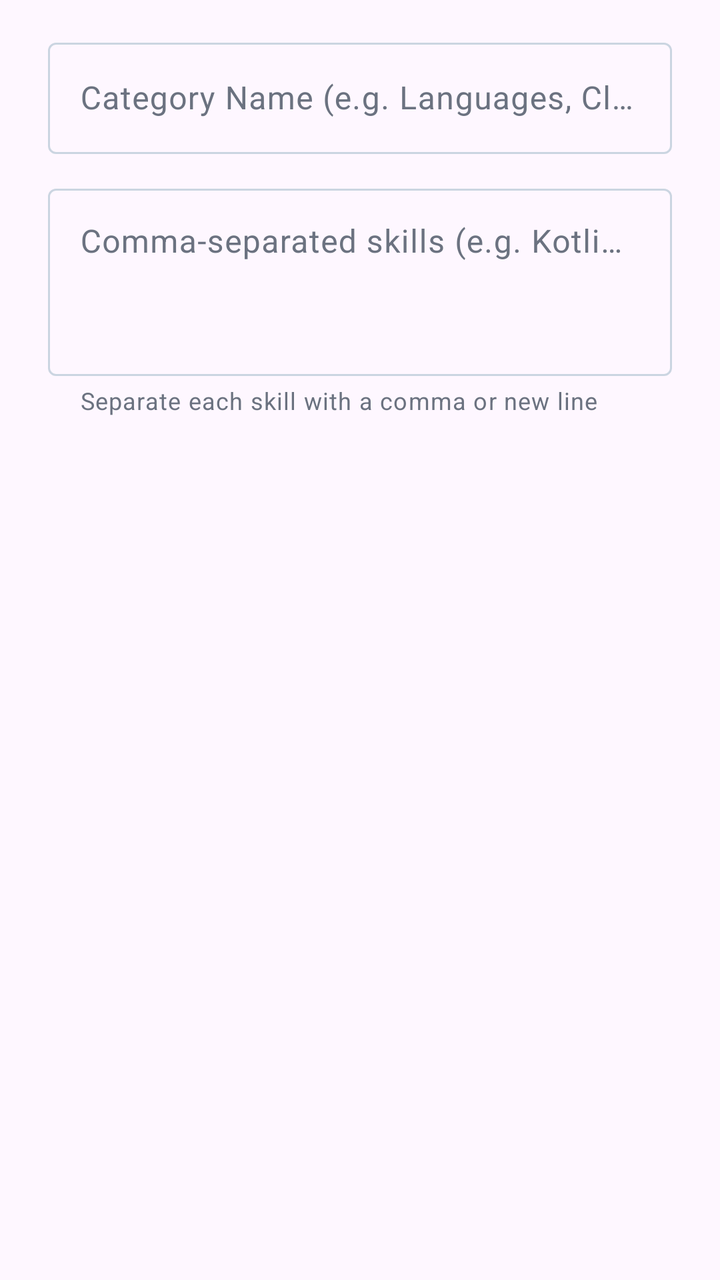
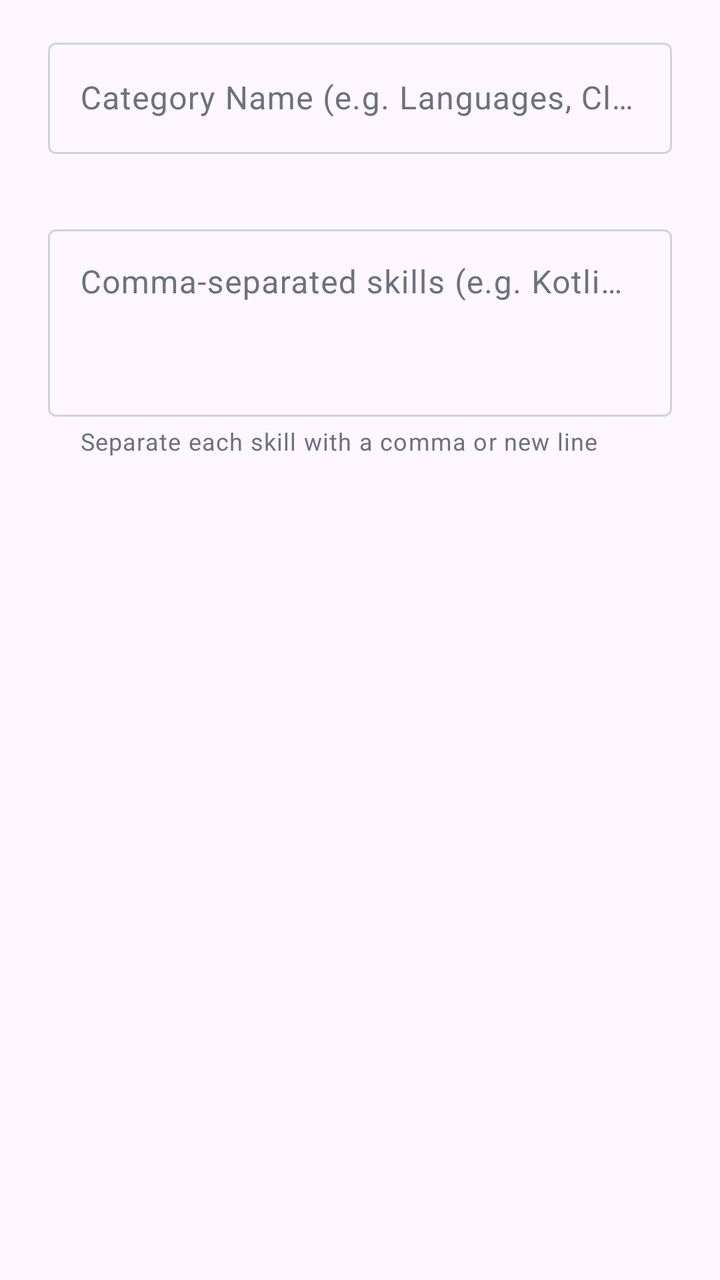

Before-and-after screenshots of an Android layout around one commit, followed by the original layout XML and the change that was made.
<!-- AndroidManifest.xml: application theme Theme.MyApplication -->
<!-- res/layout/dialog_edit_skills_domain.xml -->
<?xml version="1.0" encoding="utf-8"?>
<LinearLayout xmlns:android="http://schemas.android.com/apk/res/android"
    xmlns:app="http://schemas.android.com/apk/res-auto"
    android:id="@+id/dialog_edit_skills_root"
    android:layout_width="match_parent"
    android:layout_height="wrap_content"
    android:orientation="vertical"
    android:paddingStart="24dp"
    android:paddingTop="16dp"
    android:paddingEnd="24dp"
    android:paddingBottom="8dp">

    <com.google.android.material.textfield.TextInputLayout
        android:id="@+id/til_dialog_domain_name"
        style="?attr/textInputOutlinedStyle"
        android:layout_width="match_parent"
        android:layout_height="wrap_content"
        android:layout_marginBottom="12dp"
        android:hint="@string/hint_skills_domain_name">

        <com.google.android.material.textfield.TextInputEditText
            android:id="@+id/et_dialog_domain_name"
            android:layout_width="match_parent"
            android:layout_height="wrap_content"
            android:inputType="textCapWords"
            android:maxLines="1"
            android:textColor="@color/app_text_primary" />
    </com.google.android.material.textfield.TextInputLayout>

    <com.google.android.material.textfield.TextInputLayout
        android:id="@+id/til_dialog_skills_comma"
        style="?attr/textInputOutlinedStyle"
        android:layout_width="match_parent"
        android:layout_height="wrap_content"
        app:helperText="@string/helper_skills_domain_note"
        android:hint="@string/hint_skills_comma_separated">

        <com.google.android.material.textfield.TextInputEditText
            android:id="@+id/et_dialog_skills_comma"
            android:layout_width="match_parent"
            android:layout_height="wrap_content"
            android:gravity="top|start"
            android:inputType="textMultiLine"
            android:minLines="3"
            android:textColor="@color/app_text_primary" />
    </com.google.android.material.textfield.TextInputLayout>

</LinearLayout>
<!-- resources referenced by this layout -->
<resources>
  <color name="app_text_primary">#111827</color>
  <string name="helper_skills_domain_note">Separate each skill with a comma or new line</string>
  <string name="hint_skills_comma_separated">Comma-separated skills (e.g. Kotlin, Compose, Room)</string>
  <string name="hint_skills_domain_name">Category Name (e.g. Languages, Cloud, Frameworks)</string>
  <style name="Theme.MyApplication" parent="Theme.Material3.DayNight.NoActionBar">
          <item name="colorPrimary">@color/app_primary</item>
          <item name="colorOnPrimary">#FFFFFF</item>
          <item name="colorPrimaryContainer">@color/app_primary_container</item>
          <item name="colorOnPrimaryContainer">#1D4ED8</item>
          <item name="colorSecondary">#475569</item>
          <item name="colorSecondaryContainer">@color/chip_bg_color</item>
          <item name="colorOnSecondaryContainer">@color/chip_text_color</item>
          <item name="colorSurface">@color/app_surface</item>
          <item name="colorOnSurface">@color/app_text_primary</item>
          <item name="colorSurfaceVariant">@color/chip_bg_color</item>
          <item name="colorOnSurfaceVariant">@color/app_text_muted</item>
          <item name="colorOutline">@color/chip_stroke_color</item>
          <item name="colorOutlineVariant">@color/app_border</item>
          <item name="android:statusBarColor">@color/app_background</item>
          <item name="android:windowLightStatusBar">true</item>
          <item name="colorTertiary">@color/app_primary</item>
          <item name="colorTertiaryContainer">@color/chip_bg_color</item>
          <item name="colorOnTertiaryContainer">@color/chip_text_color</item>
          <item name="chipStyle">@style/Widget.App.SkillChip</item>
          <item name="bottomSheetDialogTheme">@style/AppBottomSheetDialogTheme</item>
      </style>
  <color name="app_primary">#2563EB</color>
  <color name="app_primary_container">#1A2563EB</color>
  <color name="chip_bg_color">#F0F4F8</color>
  <color name="chip_text_color">#0F172A</color>
  <color name="app_surface">#FFFFFF</color>
  <color name="app_text_muted">#6B7280</color>
  <color name="chip_stroke_color">#CBD5E1</color>
  <color name="app_border">#1E000000</color>
  <color name="app_background">#F4F5F7</color>
  <style name="Widget.App.SkillChip" parent="Widget.Material3.Chip.Assist">
          <item name="chipBackgroundColor">@color/chip_bg_color</item>
          <item name="chipStrokeColor">@color/chip_stroke_color</item>
          <item name="chipStrokeWidth">1dp</item>
          <item name="chipCornerRadius">8dp</item>
          <item name="android:textColor">@color/chip_text_color</item>
          <item name="closeIconTint">@color/chip_close_icon_tint</item>
      </style>
  <style name="AppBottomSheetDialogTheme" parent="Theme.Material3.DayNight.BottomSheetDialog">
          <item name="colorSurfaceContainerLow">@color/app_surface</item>
          <item name="bottomSheetStyle">@style/AppModalBottomSheet</item>
      </style>
  <color name="chip_close_icon_tint">#64748B</color>
  <style name="AppModalBottomSheet" parent="Widget.Material3.BottomSheet.Modal">
          <item name="backgroundTint">@color/app_surface</item>
      </style>
</resources>

<!-- the commit's change to res/layout/dialog_edit_skills_domain.xml (unified diff, before → after) -->
@@ -16,6 +16,7 @@
         android:layout_width="match_parent"
         android:layout_height="wrap_content"
         android:layout_marginBottom="12dp"
+        app:errorEnabled="true"
         android:hint="@string/hint_skills_domain_name">
 
         <com.google.android.material.textfield.TextInputEditText
@@ -32,6 +33,7 @@
         style="?attr/textInputOutlinedStyle"
         android:layout_width="match_parent"
         android:layout_height="wrap_content"
+        app:errorEnabled="true"
         app:helperText="@string/helper_skills_domain_note"
         android:hint="@string/hint_skills_comma_separated">
 
